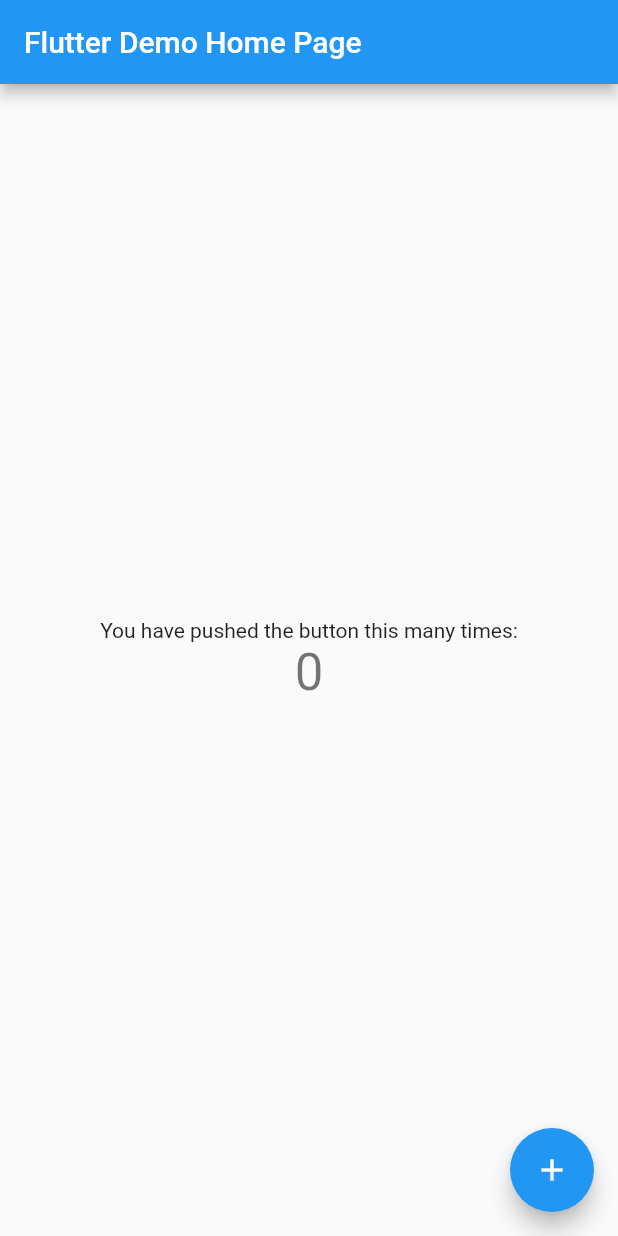
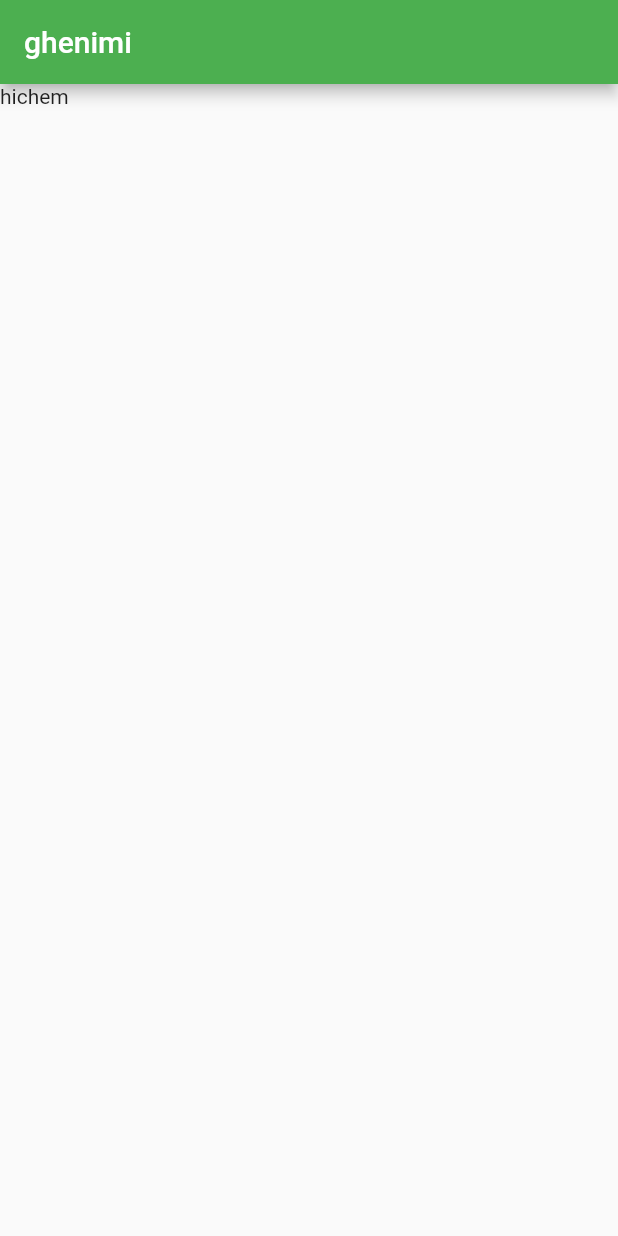
Before and after one commit to leghnimi/new_app, a Flutter app: the screen it shows after launch, on a phone screen of 412 x 824 dp. Run offline on Flutter 3.47's test engine with Material 2 defaults, Android fonts, the phone set to English and light mode, and no system bars.

Commit message:
first completed

```diff
--- a/lib/main.dart
+++ b/lib/main.dart
@@ -1,115 +1,26 @@
+import 'package:flutter/cupertino.dart';
+import 'package:flutter/widgets.dart';
 import 'package:flutter/material.dart';
 
 void main() {
-  runApp(const MyApp());
+  runApp(MaterialApp(
+    home: HomePage(),
+    theme: ThemeData(
+      primarySwatch: Colors.green,
+    ),
+  ));
 }
 
-class MyApp extends StatelessWidget {
-  const MyApp({Key? key}) : super(key: key);
-
-  // This widget is the root of your application.
+class HomePage extends StatelessWidget {
   @override
   Widget build(BuildContext context) {
-    return MaterialApp(
-      title: 'Flutter Demo',
-      theme: ThemeData(
-        // This is the theme of your application.
-        //
-        // Try running your application with "flutter run". You'll see the
-        // application has a blue toolbar. Then, without quitting the app, try
-        // changing the primarySwatch below to Colors.green and then invoke
-        // "hot reload" (press "r" in the console where you ran "flutter run",
-        // or simply save your changes to "hot reload" in a Flutter IDE).
-        // Notice that the counter didn't reset back to zero; the application
-        // is not restarted.
-        primarySwatch: Colors.blue,
+    return Scaffold(
+      appBar: AppBar(
+        title: Text("ghenimi"),
       ),
-      home: const MyHomePage(title: 'Flutter Demo Home Page'),
+      body: Container(
+        child: Text("hichem"),
+      ),
     );
   }
 }
-
-class MyHomePage extends StatefulWidget {
-  const MyHomePage({Key? key, required this.title}) : super(key: key);
-
-  // This widget is the home page of your application. It is stateful, meaning
-  // that it has a State object (defined below) that contains fields that affect
-  // how it looks.
-
-  // This class is the configuration for the state. It holds the values (in this
-  // case the title) provided by the parent (in this case the App widget) and
-  // used by the build method of the State. Fields in a Widget subclass are
-  // always marked "final".
-
-  final String title;
-
-  @override
-  State<MyHomePage> createState() => _MyHomePageState();
-}
-
-class _MyHomePageState extends State<MyHomePage> {
-  int _counter = 0;
-
-  void _incrementCounter() {
-    setState(() {
-      // This call to setState tells the Flutter framework that something has
-      // changed in this State, which causes it to rerun the build method below
-      // so that the display can reflect the updated values. If we changed
-      // _counter without calling setState(), then the build method would not be
-      // called again, and so nothing would appear to happen.
-      _counter++;
-    });
-  }
-
-  @override
-  Widget build(BuildContext context) {
-    // This method is rerun every time setState is called, for instance as done
-    // by the _incrementCounter method above.
-    //
-    // The Flutter framework has been optimized to make rerunning build methods
-    // fast, so that you can just rebuild anything that needs updating rather
-    // than having to individually change instances of widgets.
-    return Scaffold(
-      appBar: AppBar(
-        // Here we take the value from the MyHomePage object that was created by
-        // the App.build method, and use it to set our appbar title.
-        title: Text(widget.title),
-      ),
-      body: Center(
-        // Center is a layout widget. It takes a single child and positions it
-        // in the middle of the parent.
-        child: Column(
-          // Column is also a layout widget. It takes a list of children and
-          // arranges them vertically. By default, it sizes itself to fit its
-          // children horizontally, and tries to be as tall as its parent.
-          //
-          // Invoke "debug painting" (press "p" in the console, choose the
-          // "Toggle Debug Paint" action from the Flutter Inspector in Android
-          // Studio, or the "Toggle Debug Paint" command in Visual Studio Code)
-          // to see the wireframe for each widget.
-          //
-          // Column has various properties to control how it sizes itself and
-          // how it positions its children. Here we use mainAxisAlignment to
-          // center the children vertically; the main axis here is the vertical
-          // axis because Columns are vertical (the cross axis would be
-          // horizontal).
-          mainAxisAlignment: MainAxisAlignment.center,
-          children: <Widget>[
-            const Text(
-              'You have pushed the button this many times:',
-            ),
-            Text(
-              '$_counter',
-              style: Theme.of(context).textTheme.headline4,
-            ),
-          ],
-        ),
-      ),
-      floatingActionButton: FloatingActionButton(
-        onPressed: _incrementCounter,
-        tooltip: 'Increment',
-        child: const Icon(Icons.add),
-      ), // This trailing comma makes auto-formatting nicer for build methods.
-    );
-  }
-}
```
Also changed, not shown: 1 other file.
